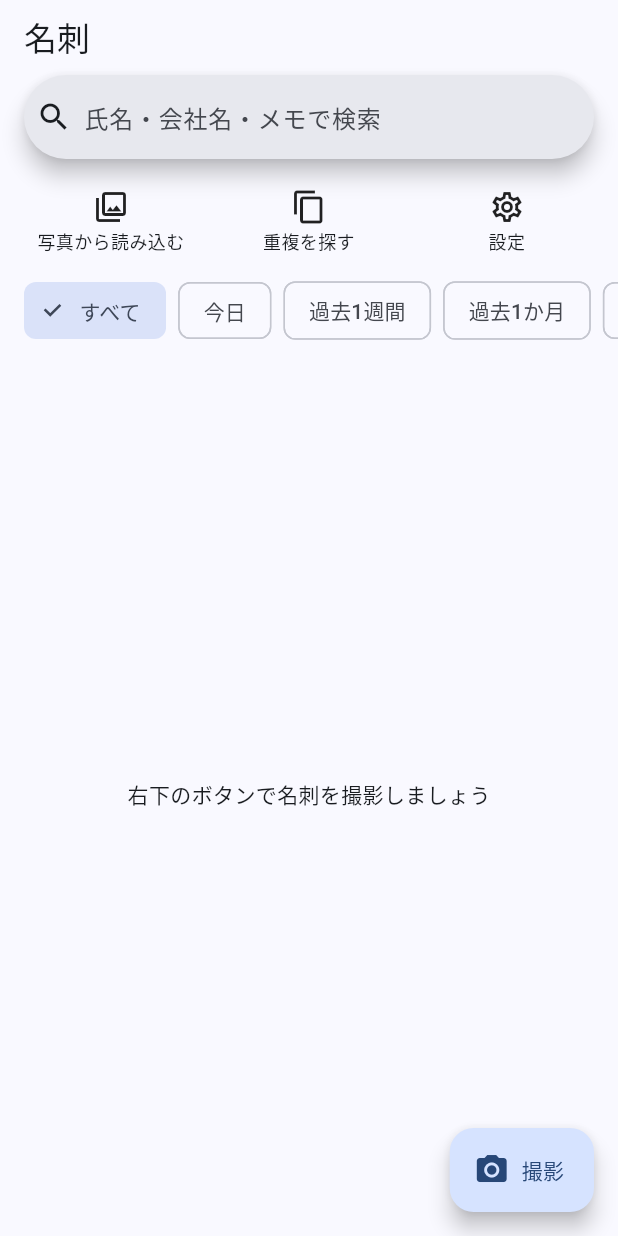
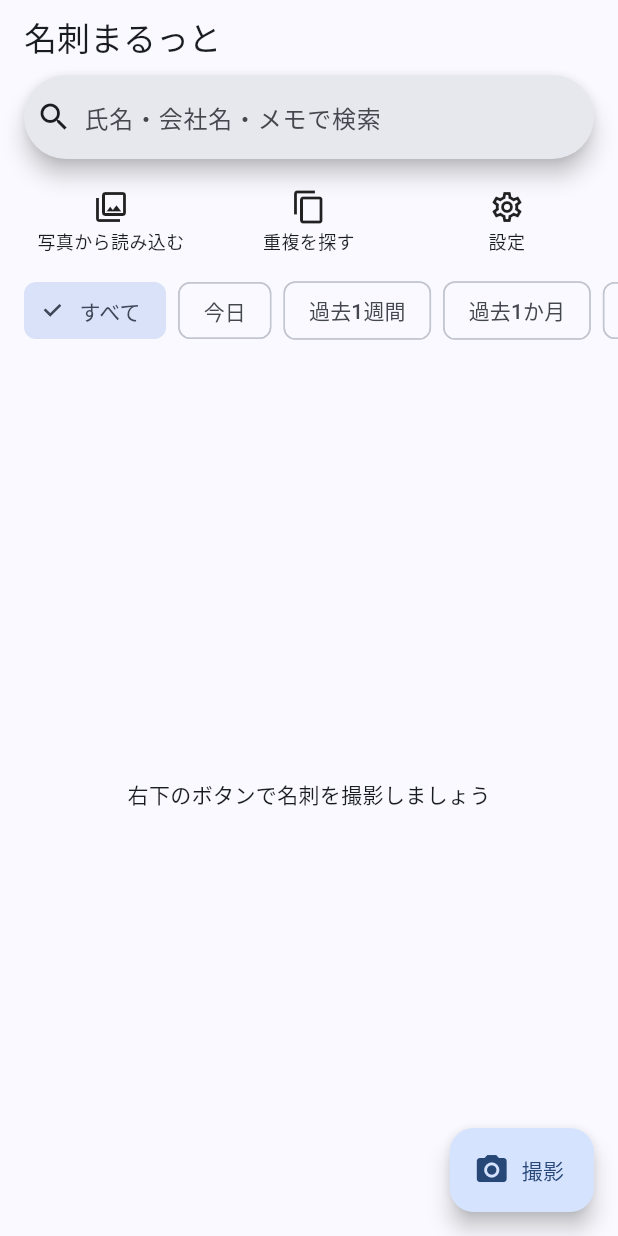
Before and after one commit to mushroomyasuyuki/wp-dev, a Flutter app: the screen it shows after launch, on a phone screen of 412 x 824 dp. Run offline on Flutter 3.47's test engine with Material 3 defaults, Android fonts, the phone set to English and light mode, and no system bars; our stand-ins replace camera, flutter_contacts, flutter_image_compress, image_picker, in_app_purchase, material_ui and 3 more; missing offline and left inert: google_mlkit_text_recognition; accounts and stored records are empty.

Commit message:
アプリ名を「名刺まるっと」に変更(v0.1.13)
Co-Authored-By: Claude Sonnet 5.5 <noreply@anthropic.com>
Claude-Session: https://claude.ai/code/session_01QDMFDuVFhKQZGZdYN6SdzB

```diff
--- a/meishi_app/lib/main.dart
+++ b/meishi_app/lib/main.dart
@@ -22,7 +22,7 @@ class MeishiApp extends StatelessWidget {
 
   @override
   Widget build(BuildContext context) => MaterialApp(
-    title: '名刺',
+    title: '名刺まるっと',
     debugShowCheckedModeBanner: false,
     theme: ThemeData(
       colorSchemeSeed: const Color(0xFF1565C0),
--- a/meishi_app/lib/screens/list_screen.dart
+++ b/meishi_app/lib/screens/list_screen.dart
@@ -342,7 +342,7 @@ class _ListScreenState extends State<ListScreen> {
   @override
   Widget build(BuildContext context) => Scaffold(
     appBar: AppBar(
-      title: const Text('名刺'),
+      title: const Text('名刺まるっと'),
       bottom: PreferredSize(
         preferredSize: const Size.fromHeight(60),
         child: Padding(
--- a/meishi_app/pubspec.yaml
+++ b/meishi_app/pubspec.yaml
@@ -1,7 +1,7 @@
 name: meishi_app
 description: "A new Flutter project."
 publish_to: 'none'
-version: 0.1.12+3013
+version: 0.1.13+3014
 
 environment:
   sdk: ^3.14.0
```
Also changed, not shown: 2 other files.
